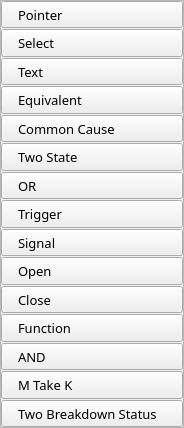
Above: ZGO2/form/toolboxgomarkov.ui from regissahore/Typewriter before the change. Below: the same form after it.
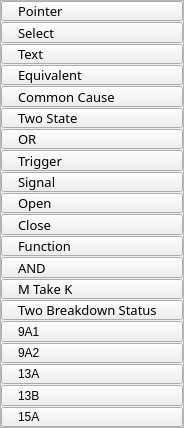
That is the form after the change. Icons and pictures are not drawn.

Diff of the .ui file:
```diff
--- a/ZGO2/form/toolboxgomarkov.ui
+++ b/ZGO2/form/toolboxgomarkov.ui
@@ -38,9 +38,9 @@
       <property name="geometry">
        <rect>
         <x>0</x>
-        <y>-23</y>
-        <width>185</width>
-        <height>434</height>
+        <y>-169</y>
+        <width>195</width>
+        <height>579</height>
        </rect>
       </property>
       <layout class="QVBoxLayout" name="verticalLayout_2">
@@ -708,6 +708,181 @@
          </property>
         </widget>
        </item>
+       <item>
+        <widget class="QPushButton" name="buttonOperator9A1">
+         <property name="sizePolicy">
+          <sizepolicy hsizetype="Minimum" vsizetype="Expanding">
+           <horstretch>0</horstretch>
+           <verstretch>0</verstretch>
+          </sizepolicy>
+         </property>
+         <property name="font">
+          <font>
+           <stylestrategy>PreferAntialias</stylestrategy>
+          </font>
+         </property>
+         <property name="styleSheet">
+          <string notr="true">text-align: left;
+padding-left: 16px;
+background-color: linear-gradient(rgb(234, 234, 234), rgb(218, 218, 218));
+border-color: rgb(204, 204, 204) rgb(204, 204, 204) rgb(181, 181, 181);
+</string>
+         </property>
+         <property name="text">
+          <string>9A1</string>
+         </property>
+         <property name="icon">
+          <iconset resource="../resource.qrc">
+           <normaloff>:/icon/resource/image/tool_equivalent.png</normaloff>:/icon/resource/image/tool_equivalent.png</iconset>
+         </property>
+         <property name="iconSize">
+          <size>
+           <width>24</width>
+           <height>24</height>
+          </size>
+         </property>
+        </widget>
+       </item>
+       <item>
+        <widget class="QPushButton" name="buttonOperator9A2">
+         <property name="sizePolicy">
+          <sizepolicy hsizetype="Minimum" vsizetype="Expanding">
+           <horstretch>0</horstretch>
+           <verstretch>0</verstretch>
+          </sizepolicy>
+         </property>
+         <property name="font">
+          <font>
+           <stylestrategy>PreferAntialias</stylestrategy>
+          </font>
+         </property>
+         <property name="styleSheet">
+          <string notr="true">text-align: left;
+padding-left: 16px;
+background-color: linear-gradient(rgb(234, 234, 234), rgb(218, 218, 218));
+border-color: rgb(204, 204, 204) rgb(204, 204, 204) rgb(181, 181, 181);
+</string>
+         </property>
+         <property name="text">
+          <string>9A2</string>
+         </property>
+         <property name="icon">
+          <iconset resource="../resource.qrc">
+           <normaloff>:/icon/resource/image/tool_equivalent.png</normaloff>:/icon/resource/image/tool_equivalent.png</iconset>
+         </property>
+         <property name="iconSize">
+          <size>
+           <width>24</width>
+           <height>24</height>
+          </size>
+         </property>
+        </widget>
+       </item>
+       <item>
+        <widget class="QPushButton" name="buttonOperator13A">
+         <property name="sizePolicy">
+          <sizepolicy hsizetype="Minimum" vsizetype="Expanding">
+           <horstretch>0</horstretch>
+           <verstretch>0</verstretch>
+          </sizepolicy>
+         </property>
+         <property name="font">
+          <font>
+           <stylestrategy>PreferAntialias</stylestrategy>
+          </font>
+         </property>
+         <property name="styleSheet">
+          <string notr="true">text-align: left;
+padding-left: 16px;
+background-color: linear-gradient(rgb(234, 234, 234), rgb(218, 218, 218));
+border-color: rgb(204, 204, 204) rgb(204, 204, 204) rgb(181, 181, 181);
+</string>
+         </property>
+         <property name="text">
+          <string>13A</string>
+         </property>
+         <property name="icon">
+          <iconset resource="../resource.qrc">
+           <normaloff>:/icon/resource/image/tool_equivalent.png</normaloff>:/icon/resource/image/tool_equivalent.png</iconset>
+         </property>
+         <property name="iconSize">
+          <size>
+           <width>24</width>
+           <height>24</height>
+          </size>
+         </property>
+        </widget>
+       </item>
+       <item>
+        <widget class="QPushButton" name="buttonOperator13B">
+         <property name="sizePolicy">
+          <sizepolicy hsizetype="Minimum" vsizetype="Expanding">
+           <horstretch>0</horstretch>
+           <verstretch>0</verstretch>
+          </sizepolicy>
+         </property>
+         <property name="font">
+          <font>
+           <stylestrategy>PreferAntialias</stylestrategy>
+          </font>
+         </property>
+         <property name="styleSheet">
+          <string notr="true">text-align: left;
+padding-left: 16px;
+background-color: linear-gradient(rgb(234, 234, 234), rgb(218, 218, 218));
+border-color: rgb(204, 204, 204) rgb(204, 204, 204) rgb(181, 181, 181);
+</string>
+         </property>
+         <property name="text">
+          <string>13B</string>
+         </property>
+         <property name="icon">
+          <iconset resource="../resource.qrc">
+           <normaloff>:/icon/resource/image/tool_equivalent.png</normaloff>:/icon/resource/image/tool_equivalent.png</iconset>
+         </property>
+         <property name="iconSize">
+          <size>
+           <width>24</width>
+           <height>24</height>
+          </size>
+         </property>
+        </widget>
+       </item>
+       <item>
+        <widget class="QPushButton" name="buttonOperator15A">
+         <property name="sizePolicy">
+          <sizepolicy hsizetype="Minimum" vsizetype="Expanding">
+           <horstretch>0</horstretch>
+           <verstretch>0</verstretch>
+          </sizepolicy>
+         </property>
+         <property name="font">
+          <font>
+           <stylestrategy>PreferAntialias</stylestrategy>
+          </font>
+         </property>
+         <property name="styleSheet">
+          <string notr="true">text-align: left;
+padding-left: 16px;
+background-color: linear-gradient(rgb(234, 234, 234), rgb(218, 218, 218));
+border-color: rgb(204, 204, 204) rgb(204, 204, 204) rgb(181, 181, 181);
+</string>
+         </property>
+         <property name="text">
+          <string>15A</string>
+         </property>
+         <property name="icon">
+          <iconset resource="../resource.qrc">
+           <normaloff>:/icon/resource/image/tool_equivalent.png</normaloff>:/icon/resource/image/tool_equivalent.png</iconset>
+         </property>
+         <property name="iconSize">
+          <size>
+           <width>24</width>
+           <height>24</height>
+          </size>
+         </property>
+        </widget>
+       </item>
       </layout>
      </widget>
     </widget>
```
